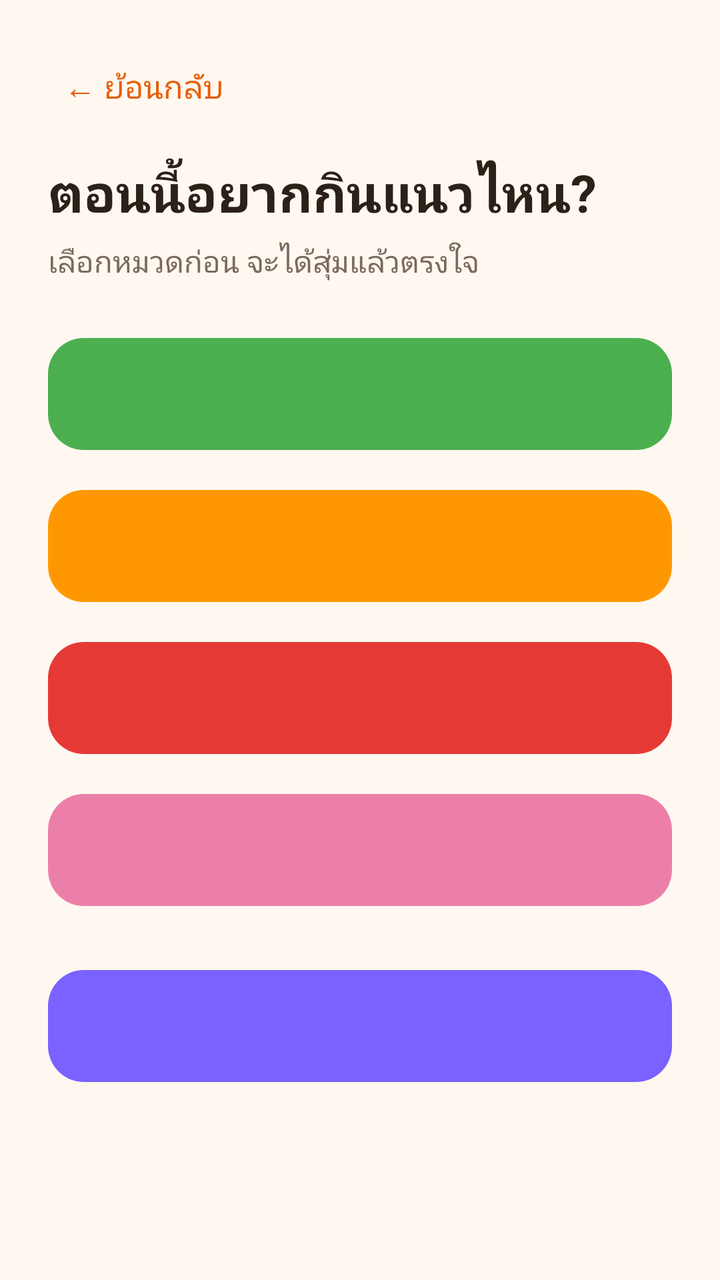
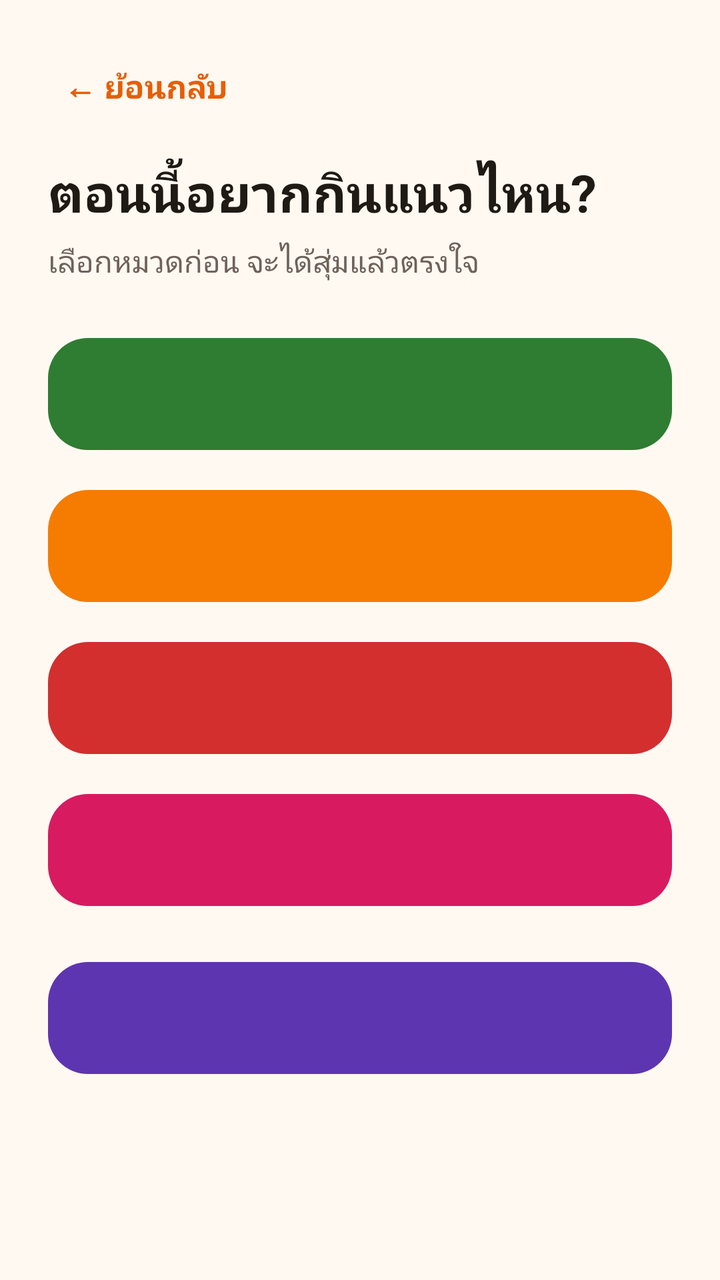

Before-and-after screenshots of an Android layout around one commit, followed by the original layout XML and the change that was made.
<!-- AndroidManifest.xml: application theme Theme.GinRaiDee -->
<!-- res/layout/activity_choice.xml -->
<?xml version="1.0" encoding="utf-8"?>
<ScrollView xmlns:android="http://schemas.android.com/apk/res/android"
    xmlns:app="http://schemas.android.com/apk/res-auto"
    android:layout_width="match_parent"
    android:layout_height="match_parent"
    android:background="@color/cream"
    android:fillViewport="true">

    <LinearLayout
        android:layout_width="match_parent"
        android:layout_height="wrap_content"
        android:orientation="vertical"
        android:padding="24dp">

        <TextView
            android:id="@+id/btnBack"
            android:layout_width="wrap_content"
            android:layout_height="wrap_content"
            android:padding="8dp"
            android:text="@string/back"
            android:textColor="@color/orange_dark"
            android:textSize="16sp" />

        <TextView
            android:layout_width="wrap_content"
            android:layout_height="wrap_content"
            android:layout_marginTop="16dp"
            android:text="@string/choice_title"
            android:textColor="@color/text_primary"
            android:textSize="26sp"
            android:textStyle="bold" />

        <TextView
            android:layout_width="wrap_content"
            android:layout_height="wrap_content"
            android:layout_marginTop="6dp"
            android:text="@string/choice_subtitle"
            android:textColor="@color/text_secondary"
            android:textSize="15sp" />

        <com.google.android.material.button.MaterialButton
            android:id="@+id/btnHealthy"
            style="@style/CategoryButton"
            android:layout_marginTop="24dp"
            app:backgroundTint="@color/cat_healthy"
            app:cornerRadius="18dp" />

        <com.google.android.material.button.MaterialButton
            android:id="@+id/btnFast"
            style="@style/CategoryButton"
            app:backgroundTint="@color/cat_fast"
            app:cornerRadius="18dp" />

        <com.google.android.material.button.MaterialButton
            android:id="@+id/btnSharing"
            style="@style/CategoryButton"
            app:backgroundTint="@color/cat_sharing"
            app:cornerRadius="18dp" />

        <com.google.android.material.button.MaterialButton
            android:id="@+id/btnDessert"
            style="@style/CategoryButton"
            app:backgroundTint="@color/cat_dessert"
            app:cornerRadius="18dp" />

        <com.google.android.material.button.MaterialButton
            android:id="@+id/btnAll"
            style="@style/CategoryButton"
            android:layout_marginTop="24dp"
            app:backgroundTint="@color/cat_all"
            app:cornerRadius="18dp" />

    </LinearLayout>
</ScrollView>
<!-- resources referenced by this layout -->
<resources>
  <color name="cat_all">#7B61FF</color>
  <color name="cat_dessert">#EC7FA9</color>
  <color name="cat_fast">#FF9800</color>
  <color name="cat_healthy">#4CAF50</color>
  <color name="cat_sharing">#E53935</color>
  <color name="cream">#FFF8F0</color>
  <color name="orange_dark">#E85D04</color>
  <color name="text_primary">#2B2118</color>
  <color name="text_secondary">#7A6A5C</color>
  <string name="back">← ย้อนกลับ</string>
  <string name="choice_subtitle">เลือกหมวดก่อน จะได้สุ่มแล้วตรงใจ</string>
  <string name="choice_title">ตอนนี้อยากกินแนวไหน?</string>
  <style name="CategoryButton">
          <item name="android:layout_width">match_parent</item>
          <item name="android:layout_height">64dp</item>
          <item name="android:layout_marginTop">12dp</item>
          <item name="android:textSize">18sp</item>
          <item name="android:textColor">@color/white</item>
          <item name="android:textStyle">bold</item>
          <item name="android:gravity">center</item>
          <item name="android:padding">12dp</item>
      </style>
  <style name="Theme.GinRaiDee" parent="Theme.Material3.DayNight.NoActionBar">
          <item name="colorPrimary">@color/orange_primary</item>
          <item name="colorPrimaryDark">@color/orange_dark</item>
          <item name="colorAccent">@color/orange_primary</item>
          <item name="android:windowBackground">@color/cream</item>
          <item name="android:statusBarColor">@color/orange_primary</item>
      </style>
  <color name="white">#FFFFFF</color>
  <color name="orange_primary">#FF7A00</color>
</resources>

<!-- the commit's change to res/layout/activity_choice.xml (unified diff, before → after) -->
@@ -19,7 +19,8 @@
             android:padding="8dp"
             android:text="@string/back"
             android:textColor="@color/orange_dark"
-            android:textSize="16sp" />
+            android:textSize="16sp"
+            android:textStyle="bold" />
 
         <TextView
             android:layout_width="wrap_content"
@@ -43,32 +44,32 @@
             style="@style/CategoryButton"
             android:layout_marginTop="24dp"
             app:backgroundTint="@color/cat_healthy"
-            app:cornerRadius="18dp" />
+            app:cornerRadius="20dp" />
 
         <com.google.android.material.button.MaterialButton
             android:id="@+id/btnFast"
             style="@style/CategoryButton"
             app:backgroundTint="@color/cat_fast"
-            app:cornerRadius="18dp" />
+            app:cornerRadius="20dp" />
 
         <com.google.android.material.button.MaterialButton
             android:id="@+id/btnSharing"
             style="@style/CategoryButton"
             app:backgroundTint="@color/cat_sharing"
-            app:cornerRadius="18dp" />
+            app:cornerRadius="20dp" />
 
         <com.google.android.material.button.MaterialButton
             android:id="@+id/btnDessert"
             style="@style/CategoryButton"
             app:backgroundTint="@color/cat_dessert"
-            app:cornerRadius="18dp" />
+            app:cornerRadius="20dp" />
 
         <com.google.android.material.button.MaterialButton
             android:id="@+id/btnAll"
             style="@style/CategoryButton"
-            android:layout_marginTop="24dp"
+            android:layout_marginTop="20dp"
             app:backgroundTint="@color/cat_all"
-            app:cornerRadius="18dp" />
+            app:cornerRadius="20dp" />
 
     </LinearLayout>
 </ScrollView>
<!-- resource entries referenced after the edit -->
@@ -1,14 +1,14 @@
 <!-- resources referenced by this layout -->
 <resources>
-  <color name="cat_all">#7B61FF</color>
-  <color name="cat_dessert">#EC7FA9</color>
-  <color name="cat_fast">#FF9800</color>
-  <color name="cat_healthy">#4CAF50</color>
-  <color name="cat_sharing">#E53935</color>
-  <color name="cream">#FFF8F0</color>
+  <color name="cat_all">#5E35B1</color>
+  <color name="cat_dessert">#D81B60</color>
+  <color name="cat_fast">#F57C00</color>
+  <color name="cat_healthy">#2E7D32</color>
+  <color name="cat_sharing">#D32F2F</color>
+  <color name="cream">#FFF9F2</color>
   <color name="orange_dark">#E85D04</color>
-  <color name="text_primary">#2B2118</color>
-  <color name="text_secondary">#7A6A5C</color>
+  <color name="text_primary">#1F1A14</color>
+  <color name="text_secondary">#6E6259</color>
   <string name="back">← ย้อนกลับ</string>
   <string name="choice_subtitle">เลือกหมวดก่อน จะได้สุ่มแล้วตรงใจ</string>
   <string name="choice_title">ตอนนี้อยากกินแนวไหน?</string>
